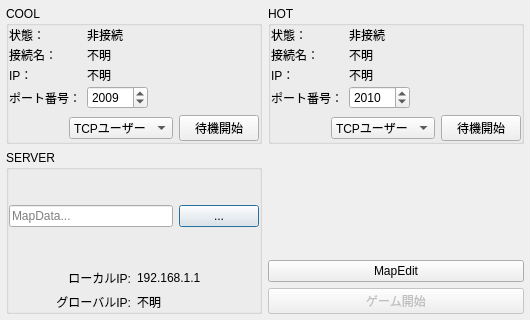
Old version of the form startupdialog.ui in the repository hal1437/AsahikawaProcon-Server.
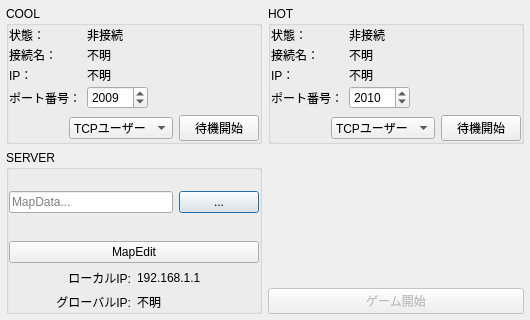
New version of the form.

What changed in the file:
```diff
--- a/startupdialog.ui
+++ b/startupdialog.ui
@@ -251,6 +251,13 @@
           </property>
          </spacer>
         </item>
+        <item>
+         <widget class="QPushButton" name="MapEditButton">
+          <property name="text">
+           <string>MapEdit</string>
+          </property>
+         </widget>
+        </item>
         <item>
          <layout class="QGridLayout" name="gridLayout_2">
           <item row="0" column="1">
@@ -307,13 +314,6 @@
          </property>
         </spacer>
        </item>
-       <item>
-        <widget class="QPushButton" name="MapEditButton">
-         <property name="text">
-          <string>MapEdit</string>
-         </property>
-        </widget>
-       </item>
        <item>
         <widget class="QPushButton" name="ServerStartButton">
          <property name="enabled">
```
